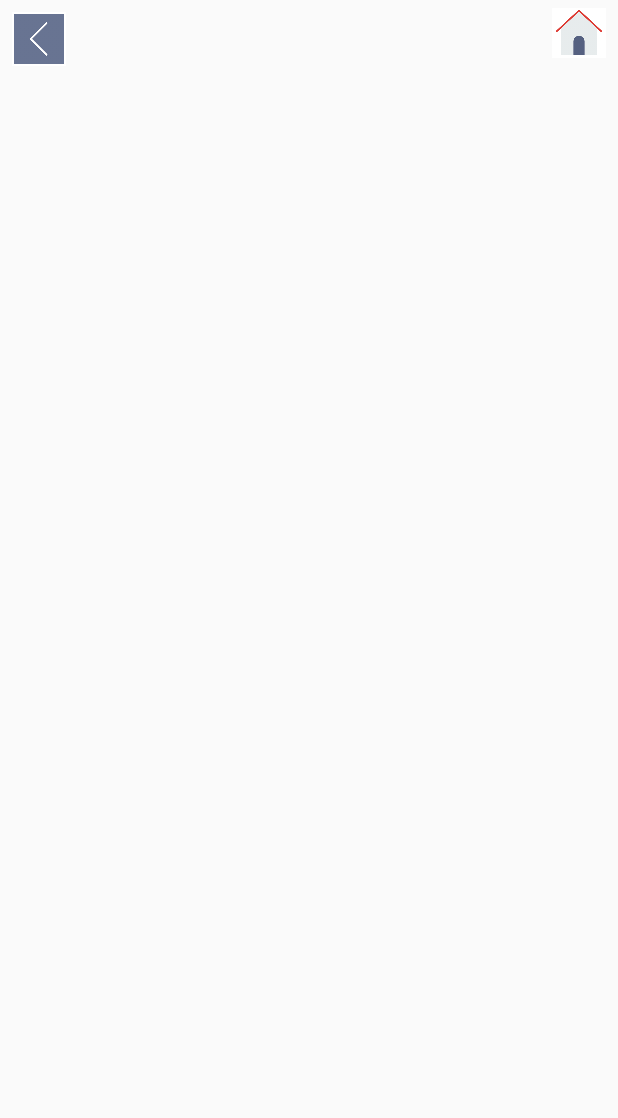
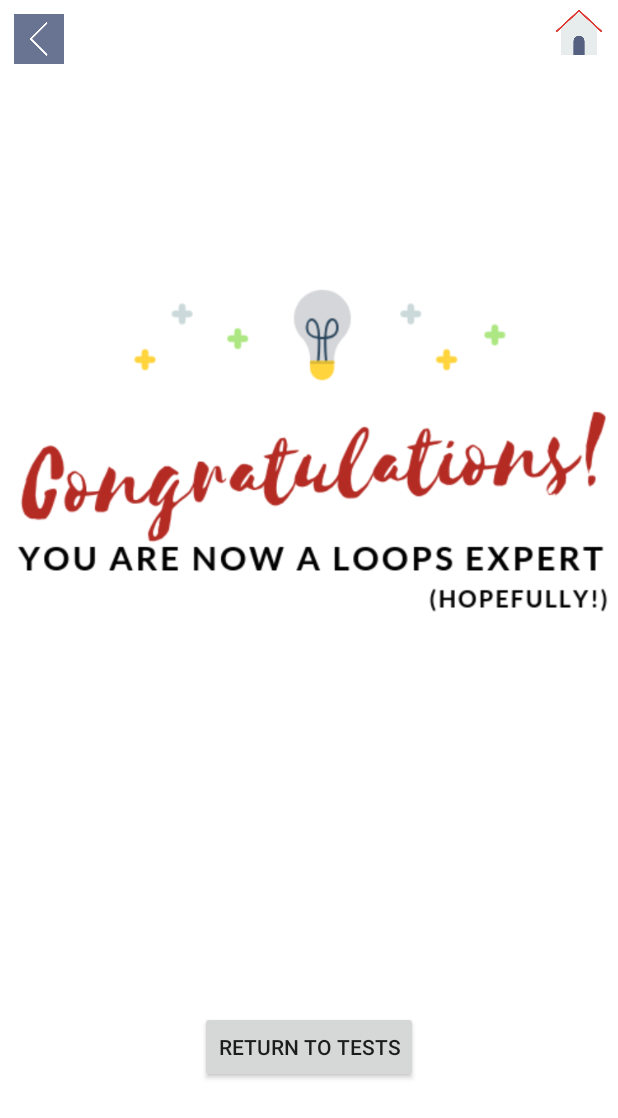
Before and after one commit to NathanRichardNguyen/FlashCode, an Android app: the layout activity_quiz_completion.xml on its own in the app's theme, with its tools: preview values and no code run, on a phone screen of 412 x 824 dp. Shown: the top 1118 px of the screen. Run offline under Robolectric (Android 15) with nearby library versions, the phone set to English and light mode, and no system bars.

Commit message:
new completed quiz page deleted unnecessary components added some method descriptions

```diff
--- a/app/src/main/java/com/example/nathanrnguyen/flashcode/FlashcardQuestionLibrary.java
+++ b/app/src/main/java/com/example/nathanrnguyen/flashcode/FlashcardQuestionLibrary.java
@@ -20,6 +20,7 @@ public class FlashcardQuestionLibrary {
 
 };
 
+    // Returns the question
     public String getQuestion(int a) {
         String question = questions[a];
         return question;
--- a/app/src/main/java/com/example/nathanrnguyen/flashcode/MainActivity.java
+++ b/app/src/main/java/com/example/nathanrnguyen/flashcode/MainActivity.java
@@ -13,9 +13,9 @@ public class MainActivity extends AppCompatActivity {
         super.onCreate(savedInstanceState);
         setContentView(R.layout.activity_main);
 
-        Button lpbtn = (Button) findViewById(R.id.lpbtn);
+        Button startButton = findViewById(R.id.startButton);
 
-        lpbtn.setOnClickListener(new View.OnClickListener() {
+        startButton.setOnClickListener(new View.OnClickListener() {
             @Override
             public void onClick(View v) {
                 startActivity(new Intent(MainActivity.this, MenuActivity.class));
--- a/app/src/main/java/com/example/nathanrnguyen/flashcode/QuestionLibrary.java
+++ b/app/src/main/java/com/example/nathanrnguyen/flashcode/QuestionLibrary.java
@@ -42,31 +42,37 @@ public class QuestionLibrary {
             "Testing Condition"
     };
 
+    // Returns question
     public String getQuestion(int a) {
         String question = questions[a];
         return question;
     }
 
+    // Returns option A
     public String getChoiceA(int a) {
         String choiceA = options[a][0];
         return choiceA;
     }
 
+    // Returns option B
     public String getChoiceB(int a) {
         String choiceB = options[a][1];
         return choiceB;
     }
 
+    // Returns option C
     public String getChoiceC(int a) {
         String choiceC = options[a][2];
         return choiceC;
     }
 
+    // Returns option D
     public String getChoiceD(int a) {
         String choiceD = options[a][3];
         return choiceD;
     }
 
+    // Returns correct answer
     public String getCorrectAnswer(int a) {
         String answer = correctAnswer[a];
         return answer;
--- a/app/src/main/java/com/example/nathanrnguyen/flashcode/ScanActivity.java
+++ b/app/src/main/java/com/example/nathanrnguyen/flashcode/ScanActivity.java
@@ -34,11 +34,13 @@ public class ScanActivity extends AppCompatActivity {
         super.onCreate(savedInstanceState);
         setContentView(R.layout.activity_scan);
         mcameraView = findViewById(R.id.cameraView);
+
         mcameraView.setZOrderMediaOverlay(true);
         msurfaceHolder = mcameraView.getHolder();
         mbarcodeDetector = new BarcodeDetector.Builder(getApplicationContext())
                 .setBarcodeFormats(Barcode.QR_CODE)
                 .build();
+
         if(!mbarcodeDetector.isOperational()) {
             Toast.makeText(getApplicationContext(), "There was an error setting up the QR Code detector", Toast.LENGTH_LONG).show();
             Log.d(TAG, "Barcode detector has an error");
@@ -50,6 +52,7 @@ public class ScanActivity extends AppCompatActivity {
                 .setAutoFocusEnabled(true)
                 .setRequestedPreviewSize(1920, 1024)
                 .build();
+
         mcameraView.getHolder().addCallback(new SurfaceHolder.Callback() {
             @Override
             public void surfaceCreated(SurfaceHolder holder) {
--- a/app/src/main/res/layout/activity_main.xml
+++ b/app/src/main/res/layout/activity_main.xml
@@ -18,7 +18,7 @@
         app:srcCompat="@drawable/homepage" />
 
     <Button
-        android:id="@+id/lpbtn"
+        android:id="@+id/startButton"
         android:layout_width="wrap_content"
         android:layout_height="wrap_content"
         android:layout_marginStart="8dp"
--- a/app/src/main/res/layout/activity_quizfinish.xml
+++ b/app/src/main/res/layout/activity_quiz_completion.xml
@@ -4,7 +4,8 @@
     xmlns:tools="http://schemas.android.com/tools"
     android:layout_width="match_parent"
     android:layout_height="match_parent"
-    tools:context=".quizfinish">
+    android:background="@android:color/white"
+    tools:context=".QuizCompletion">
 
     <ImageView
         android:id="@+id/backButton"
@@ -34,22 +35,36 @@
         app:layout_constraintTop_toTopOf="parent"
         app:srcCompat="@drawable/home" />
 
-    <TextView
-        android:id="@+id/quizfinishtext"
+    <ImageView
+        android:id="@+id/imageView"
         android:layout_width="wrap_content"
         android:layout_height="wrap_content"
-        android:layout_marginStart="16dp"
-        android:layout_marginLeft="16dp"
+        android:layout_marginStart="8dp"
+        android:layout_marginLeft="8dp"
         android:layout_marginTop="8dp"
-        android:layout_marginEnd="16dp"
-        android:layout_marginRight="16dp"
         android:layout_marginBottom="8dp"
-        android:textSize="36sp"
-        android:textStyle="bold"
         app:layout_constraintBottom_toBottomOf="parent"
         app:layout_constraintEnd_toEndOf="parent"
         app:layout_constraintStart_toStartOf="parent"
-        app:layout_constraintTop_toBottomOf="@+id/backButton" />
+        app:layout_constraintTop_toBottomOf="@+id/backButton"
+        app:layout_constraintVertical_bias="0.0"
+        app:srcCompat="@drawable/congratulations" />
 
+    <Button
+        android:id="@+id/returnButton"
+        android:layout_width="wrap_content"
+        android:layout_height="wrap_content"
+        android:layout_marginStart="8dp"
+        android:layout_marginLeft="8dp"
+        android:layout_marginTop="8dp"
+        android:layout_marginEnd="8dp"
+        android:layout_marginRight="8dp"
+        android:layout_marginBottom="8dp"
+        android:text="Return to tests"
+        app:layout_constraintBottom_toBottomOf="parent"
+        app:layout_constraintEnd_toEndOf="parent"
+        app:layout_constraintStart_toStartOf="parent"
+        app:layout_constraintTop_toBottomOf="@+id/backButton"
+        app:layout_constraintVertical_bias="0.869" />
 
 </android.support.constraint.ConstraintLayout>
--- a/app/src/main/res/values/strings.xml
+++ b/app/src/main/res/values/strings.xml
@@ -47,6 +47,7 @@
     <string name="title_activity_multiple_choice">MultipleChoiceActivity</string>
     <string name="title_activity_flashcard_question_library">FlashcardQuestionLibrary</string>
     <string name="title_activity_maps">Map</string>
+    <string name="title_activity_quiz_completion">QuizCompletion</string>
 
 
 </resources>
```
Also changed, not shown: app/src/main/AndroidManifest.xml (+15 -2 lines), app/src/main/java/com/example/nathanrnguyen/flashcode/FlashcardActivity.java (+7 -4 lines), app/src/main/java/com/example/nathanrnguyen/flashcode/GoogleDriveActivity.java (+0 -7 lines), app/src/main/java/com/example/nathanrnguyen/flashcode/MultipleChoiceActivity.java (+10 -5 lines), app/src/main/java/com/example/nathanrnguyen/flashcode/QuizCompletion.java (added, +46 -0 lines), app/src/main/java/com/example/nathanrnguyen/flashcode/quizfinish.java (deleted, +0 -39 lines), app/src/main/res/values/colors.xml (+1 -6 lines), app/src/main/res/drawable/congratulations.png (added), app/src/main/res/drawable/dowhilesyntax.png (deleted), app/src/main/res/drawable/forsyntax.png (deleted), app/src/main/res/drawable/whilesyntax.png (deleted).
